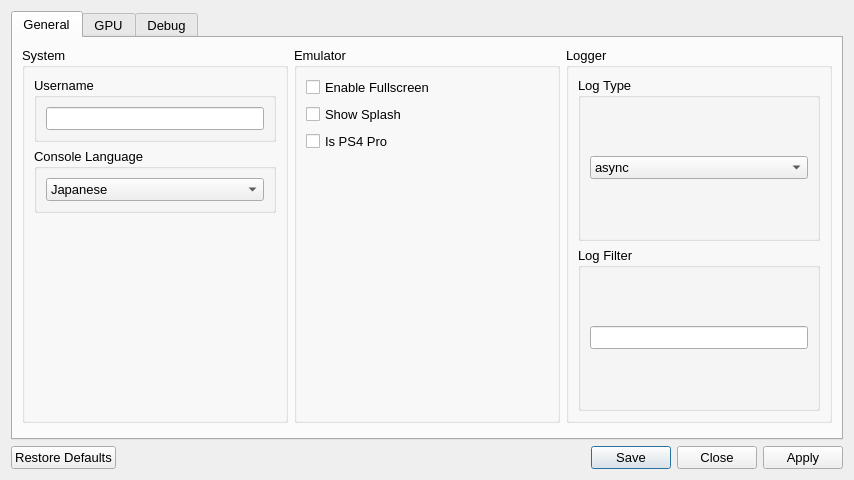
Before: the Qt Designer form src/qt_gui/settings_dialog.ui in ei-akulxx/shadPS4, drawn with Qt 5.
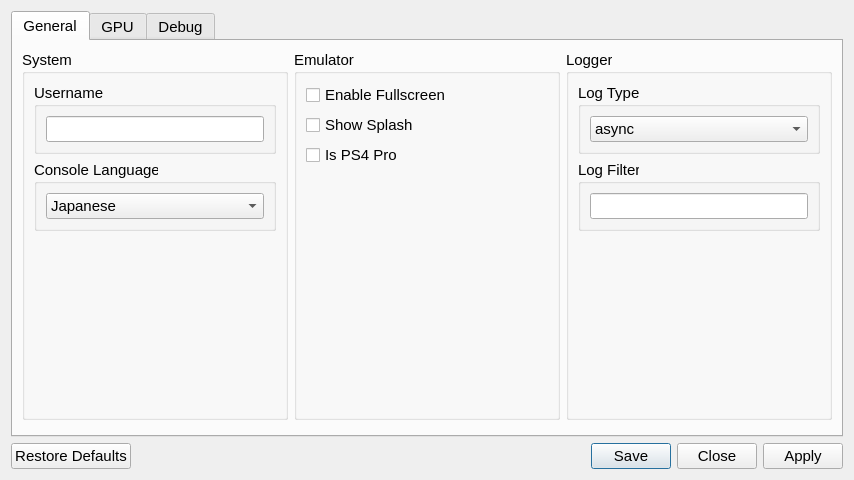
After: the same form once the commit is applied. Icons and pictures are not drawn.

What changed in the file:
```diff
--- a/src/qt_gui/settings_dialog.ui
+++ b/src/qt_gui/settings_dialog.ui
@@ -23,7 +23,7 @@
   </property>
   <property name="font">
    <font>
-    <pointsize>10</pointsize>
+    <pointsize>11</pointsize>
     <bold>false</bold>
    </font>
   </property>
@@ -52,7 +52,7 @@
         <x>0</x>
         <y>0</y>
         <width>832</width>
-        <height>420</height>
+        <height>418</height>
        </rect>
       </property>
       <property name="sizePolicy">
@@ -411,6 +411,19 @@
                  </item>
                 </layout>
                </item>
+               <item>
+                <spacer name="logSpacer">
+                 <property name="orientation">
+                  <enum>Qt::Orientation::Vertical</enum>
+                 </property>
+                 <property name="sizeHint" stdset="0">
+                  <size>
+                   <width>20</width>
+                   <height>40</height>
+                  </size>
+                 </property>
+                </spacer>
+               </item>
               </layout>
              </widget>
             </item>
```
